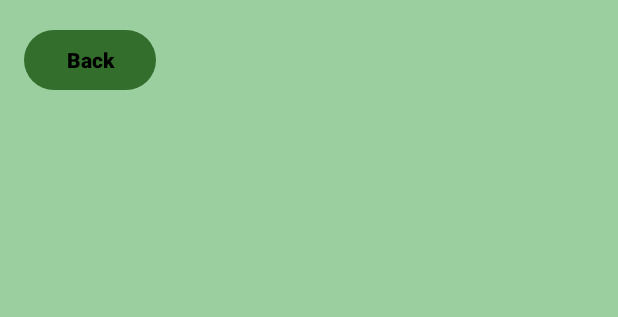
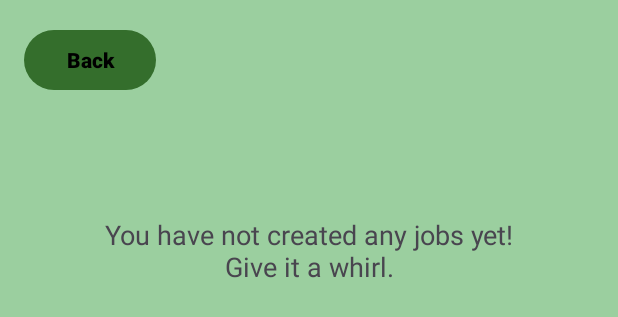
Before and after one commit to sammychill17/QuickCash, an Android app: the layout fragment_employerjoblist.xml on its own in the app's theme, with its tools: preview values and no code run, on a phone screen of 412 x 824 dp. Shown: the top 317 px of the screen. Run offline under Robolectric (Android 15) with nearby library versions, the phone set to English and light mode, and no system bars.

Commit message:
implementation // added 'empty list' message to EmployerJobListFragment, slight change to EmployerJobListAdapter to allow for this

```diff
--- a/app/src/main/java/com/example/quickcash/ui/employerJobList/EmployerJobListFragment.java
+++ b/app/src/main/java/com/example/quickcash/ui/employerJobList/EmployerJobListFragment.java
@@ -97,7 +97,7 @@ public class EmployerJobListFragment extends Fragment{
         helper.getJobsByEmployer(spEmail, new EmployerDBHelper.JobObjectCallback() {
             @Override
             public void onJobsReceived(List<Job> jobs) {
-                myAdapter.updateJobs(jobs);
+                myAdapter.updateJobs(jobs, binding.getRoot());
                 myAdapter.notifyDataSetChanged();
             }
 
--- a/app/src/main/res/layout/fragment_employerjoblist.xml
+++ b/app/src/main/res/layout/fragment_employerjoblist.xml
@@ -28,4 +28,15 @@
         app:layout_constraintEnd_toEndOf="parent"
         app:layout_constraintTop_toBottomOf="@+id/backButton"
         app:layout_constraintBottom_toBottomOf="parent" />
+
+    <TextView
+        android:id="@+id/emptyJobListTextView"
+        android:layout_width="match_parent"
+        android:layout_height="wrap_content"
+        android:layout_marginTop="80dp"
+        android:text="You have not created any jobs yet!\nGive it a whirl."
+        android:textAlignment="center"
+        android:textSize="18sp"
+        app:layout_constraintStart_toStartOf="parent"
+        app:layout_constraintTop_toTopOf="@+id/jobList" />
 </androidx.constraintlayout.widget.ConstraintLayout>
```
Also changed, not shown: app/src/main/java/com/example/quickcash/ui/employerJobList/EmployerJobListAdapter.java (+11 -1 lines).
